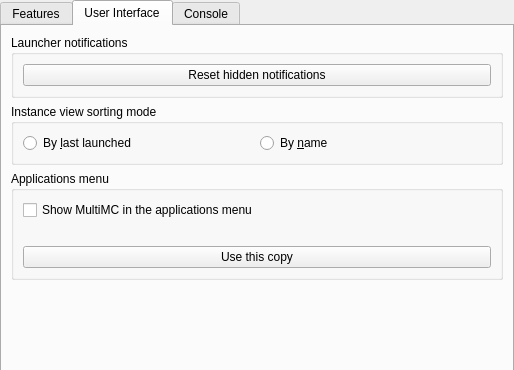
The window that launcher/ui/pages/global/LauncherPage.ui (graytoowolf/MiniSkins) describes before a commit, drawn with Qt 5; both pictures show x 0 to 514 and y 0 to 370 of the 514 by 629 pixel window.
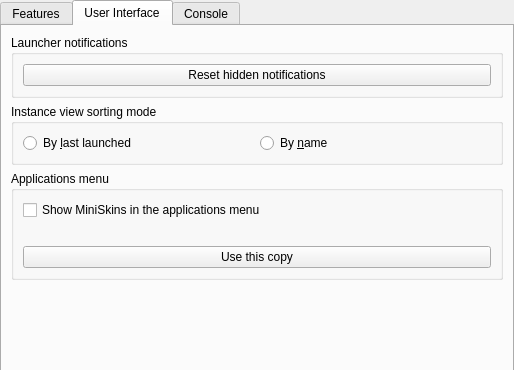
The same window after the commit. The open tabs and pages were chosen to show the change. Custom widgets are drawn as their Qt base class.

Commit message:
chore: 将 MultiMC 重命名为 MiniSkins 并更新相关配置
本 commit 完成了项目从 MultiMC 到 MiniSkins 的品牌迁移，包括：
- 更新所有 UI 文本、窗口标题、按钮标签等显示内容
- 修改项目 URL、仓库地址、新闻 RSS 源等链接配置
- 更新桌面集成相关的应用 ID、启动脚本路径、图标名称
- 修改文档说明、README 内容及翻译相关配置
- 更新品牌相关的脚本、图标文件名称及路径

The edit to the form file:
```diff
--- a/launcher/ui/pages/global/LauncherPage.ui
+++ b/launcher/ui/pages/global/LauncherPage.ui
@@ -272,7 +272,7 @@
           <item>
            <widget class="QCheckBox" name="applicationsMenuCheck">
             <property name="text">
-             <string>Show MultiMC in the applications menu</string>
+             <string>Show MiniSkins in the applications menu</string>
             </property>
            </widget>
           </item>
```
The commit also changes 19 other files.
